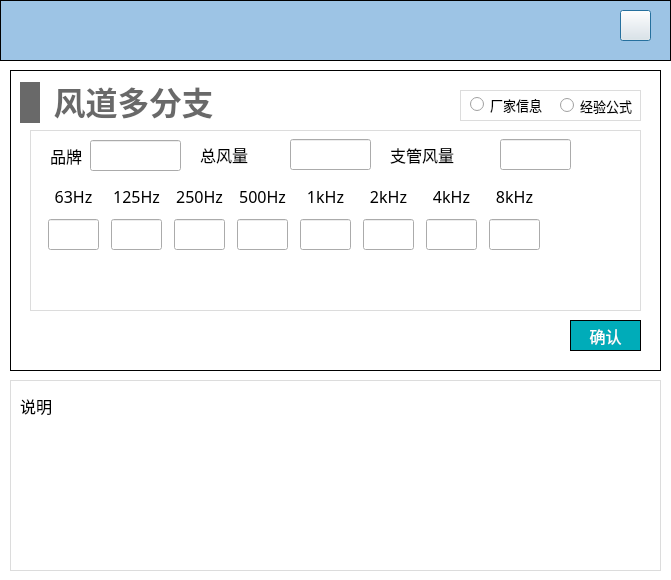
Before: the Qt Designer form NoiseCalSoft/inputDialog/dialog_duct_with_multi_ranc.ui in haobana/NoiCal, drawn with Qt 5.
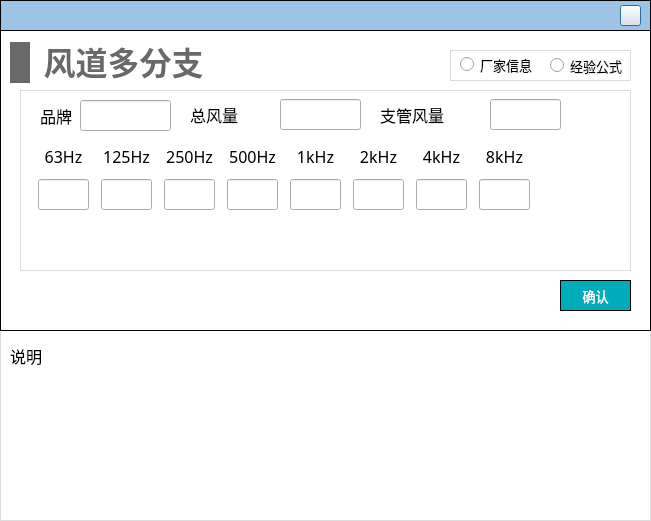
After: the same form once the commit is applied. The open tabs and pages were chosen to show the change. Icons and pictures are not drawn.

Diff of the .ui file:
```diff
--- a/NoiseCalSoft/inputDialog/dialog_duct_with_multi_ranc.ui
+++ b/NoiseCalSoft/inputDialog/dialog_duct_with_multi_ranc.ui
@@ -6,16 +6,10 @@
    <rect>
     <x>0</x>
     <y>0</y>
-    <width>671</width>
-    <height>580</height>
+    <width>651</width>
+    <height>521</height>
    </rect>
   </property>
-  <property name="minimumSize">
-   <size>
-    <width>671</width>
-    <height>580</height>
-   </size>
-  </property>
   <property name="windowTitle">
    <string>Dialog</string>
   </property>
@@ -42,8 +36,8 @@
     <rect>
      <x>0</x>
      <y>0</y>
-     <width>671</width>
-     <height>61</height>
+     <width>651</width>
+     <height>31</height>
     </rect>
    </property>
    <property name="styleSheet">
@@ -58,9 +52,9 @@
     <property name="geometry">
      <rect>
       <x>620</x>
-      <y>10</y>
-      <width>31</width>
-      <height>31</height>
+      <y>5</y>
+      <width>21</width>
+      <height>21</height>
      </rect>
     </property>
     <property name="styleSheet">
@@ -74,8 +68,8 @@
   <widget class="QWidget" name="widget_terminal" native="true">
    <property name="geometry">
     <rect>
-     <x>10</x>
-     <y>70</y>
+     <x>0</x>
+     <y>30</y>
      <width>651</width>
      <height>301</height>
     </rect>
@@ -97,8 +91,8 @@
     </property>
     <property name="font">
      <font>
-      <family>Microsoft YaHei</family>
-      <pointsize>12</pointsize>
+      <family>黑体</family>
+      <pointsize>10</pointsize>
      </font>
     </property>
     <property name="styleSheet">
@@ -207,7 +201,7 @@
      </property>
      <property name="font">
       <font>
-       <family>Microsoft YaHei</family>
+       <family>黑体</family>
        <pointsize>10</pointsize>
       </font>
      </property>
@@ -226,7 +220,7 @@
      </property>
      <property name="font">
       <font>
-       <family>Microsoft YaHei</family>
+       <family>黑体</family>
        <pointsize>10</pointsize>
       </font>
      </property>
@@ -252,8 +246,13 @@
 
 QLabel
 {
-font-family: 'Microsoft YaHei';
+font-family: '黑体';
 font-size: 16px;
+}
+
+QLineEdit
+{
+font-family: '黑体';
 }</string>
     </property>
     <widget class="QWidget" name="layoutWidget">
@@ -284,7 +283,7 @@
           </property>
           <property name="font">
            <font>
-            <family>Microsoft YaHei</family>
+            <family>黑体</family>
             <pointsize>-1</pointsize>
            </font>
           </property>
@@ -312,7 +311,7 @@
           </property>
           <property name="font">
            <font>
-            <family>Microsoft YaHei</family>
+            <family>黑体</family>
             <pointsize>-1</pointsize>
            </font>
           </property>
@@ -344,7 +343,7 @@
           </property>
           <property name="font">
            <font>
-            <family>Microsoft YaHei</family>
+            <family>黑体</family>
             <pointsize>-1</pointsize>
            </font>
           </property>
@@ -372,7 +371,7 @@
           </property>
           <property name="font">
            <font>
-            <family>Microsoft YaHei</family>
+            <family>黑体</family>
             <pointsize>-1</pointsize>
            </font>
           </property>
@@ -404,7 +403,7 @@
           </property>
           <property name="font">
            <font>
-            <family>Microsoft YaHei</family>
+            <family>黑体</family>
             <pointsize>-1</pointsize>
            </font>
           </property>
@@ -432,7 +431,7 @@
           </property>
           <property name="font">
            <font>
-            <family>Microsoft YaHei</family>
+            <family>黑体</family>
             <pointsize>-1</pointsize>
            </font>
           </property>
@@ -464,7 +463,7 @@
           </property>
           <property name="font">
            <font>
-            <family>Microsoft YaHei</family>
+            <family>黑体</family>
             <pointsize>-1</pointsize>
            </font>
           </property>
@@ -492,7 +491,7 @@
           </property>
           <property name="font">
            <font>
-            <family>Microsoft YaHei</family>
+            <family>黑体</family>
             <pointsize>-1</pointsize>
            </font>
           </property>
@@ -524,7 +523,7 @@
           </property>
           <property name="font">
            <font>
-            <family>Microsoft YaHei</family>
+            <family>黑体</family>
             <pointsize>-1</pointsize>
            </font>
           </property>
@@ -552,7 +551,7 @@
           </property>
           <property name="font">
            <font>
-            <family>Microsoft YaHei</family>
+            <family>黑体</family>
             <pointsize>-1</pointsize>
            </font>
           </property>
@@ -587,7 +586,7 @@
           </property>
           <property name="font">
            <font>
-            <family>Microsoft YaHei</family>
+            <family>黑体</family>
             <pointsize>-1</pointsize>
            </font>
           </property>
@@ -615,7 +614,7 @@
           </property>
           <property name="font">
            <font>
-            <family>Microsoft YaHei</family>
+            <family>黑体</family>
             <pointsize>-1</pointsize>
            </font>
           </property>
@@ -647,7 +646,7 @@
           </property>
           <property name="font">
            <font>
-            <family>Microsoft YaHei</family>
+            <family>黑体</family>
             <pointsize>-1</pointsize>
            </font>
           </property>
@@ -675,7 +674,7 @@
           </property>
           <property name="font">
            <font>
-            <family>Microsoft YaHei</family>
+            <family>黑体</family>
             <pointsize>-1</pointsize>
            </font>
           </property>
@@ -707,7 +706,7 @@
           </property>
           <property name="font">
            <font>
-            <family>Microsoft YaHei</family>
+            <family>黑体</family>
             <pointsize>-1</pointsize>
            </font>
           </property>
@@ -735,7 +734,7 @@
           </property>
           <property name="font">
            <font>
-            <family>Microsoft YaHei</family>
+            <family>黑体</family>
             <pointsize>-1</pointsize>
            </font>
           </property>
@@ -786,7 +785,7 @@
        </property>
        <property name="font">
         <font>
-         <family>Microsoft YaHei</family>
+         <family>黑体</family>
          <pointsize>-1</pointsize>
         </font>
        </property>
@@ -802,7 +801,7 @@
        </property>
        <property name="font">
         <font>
-         <family>Microsoft YaHei</family>
+         <family>黑体</family>
          <pointsize>-1</pointsize>
         </font>
        </property>
@@ -834,7 +833,7 @@
        </property>
        <property name="font">
         <font>
-         <family>Microsoft YaHei</family>
+         <family>黑体</family>
          <pointsize>-1</pointsize>
         </font>
        </property>
@@ -869,7 +868,7 @@
        </property>
        <property name="font">
         <font>
-         <family>Microsoft YaHei</family>
+         <family>黑体</family>
          <pointsize>-1</pointsize>
         </font>
        </property>
@@ -890,7 +889,7 @@
        </property>
        <property name="font">
         <font>
-         <family>Microsoft YaHei</family>
+         <family>黑体</family>
          <pointsize>-1</pointsize>
         </font>
        </property>
@@ -909,7 +908,7 @@
        </property>
        <property name="font">
         <font>
-         <family>Microsoft YaHei</family>
+         <family>黑体</family>
          <pointsize>-1</pointsize>
         </font>
        </property>
@@ -927,7 +926,7 @@
      </property>
      <property name="font">
       <font>
-       <family>Microsoft YaHei</family>
+       <family>黑体</family>
        <pointsize>-1</pointsize>
       </font>
      </property>
@@ -946,7 +945,7 @@
      </property>
      <property name="font">
       <font>
-       <family>Microsoft YaHei</family>
+       <family>黑体</family>
        <pointsize>-1</pointsize>
       </font>
      </property>
@@ -956,8 +955,8 @@
   <widget class="QStackedWidget" name="stackedWidget_descri">
    <property name="geometry">
     <rect>
-     <x>10</x>
-     <y>380</y>
+     <x>0</x>
+     <y>330</y>
      <width>651</width>
      <height>201</height>
     </rect>
@@ -1061,6 +1060,7 @@
       </property>
       <property name="font">
        <font>
+        <family>黑体</family>
         <pointsize>12</pointsize>
        </font>
       </property>
@@ -1072,6 +1072,9 @@
    </widget>
    <widget class="QWidget" name="page_white"/>
   </widget>
+  <zorder>widget_top</zorder>
+  <zorder>stackedWidget_descri</zorder>
+  <zorder>widget_terminal</zorder>
  </widget>
  <resources/>
  <connections/>
```
